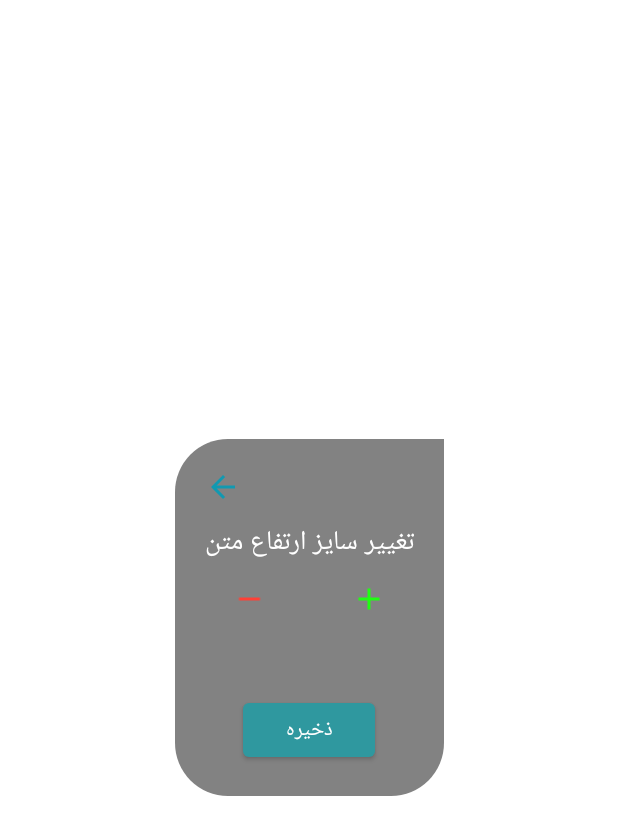
After one commit to sali1290/SherApp, an Android app: the layout height_size_text_fab.xml on its own in the app's theme, with its tools: preview values and no code run, on a phone screen of 412 x 824 dp. The commit adds this screen. Shown: the top 835 px of the screen. Run offline under Robolectric (Android 15) with nearby library versions, the phone set to English and light mode, and no system bars; Roboto replaces fonts that are not available here.

Commit message:
عباس لطفی نسب تغییر ارتفاع

```diff
--- /dev/null
+++ b/app/src/main/res/layout/height_size_text_fab.xml
@@ -0,0 +1,103 @@
+<?xml version="1.0" encoding="utf-8"?>
+<FrameLayout xmlns:android="http://schemas.android.com/apk/res/android"
+    xmlns:app="http://schemas.android.com/apk/res-auto"
+    xmlns:tools="http://schemas.android.com/tools"
+    android:layout_width="match_parent"
+    android:layout_height="match_parent"
+    android:layout_gravity="center"
+    android:background="#00FFFFFF">
+
+    <androidx.constraintlayout.widget.ConstraintLayout
+        android:layout_width="match_parent"
+        android:layout_height="wrap_content"
+        android:layout_gravity="center"
+        app:layout_constraintBottom_toBottomOf="parent"
+        app:layout_constraintEnd_toEndOf="parent"
+        app:layout_constraintStart_toStartOf="parent"
+        app:layout_constraintTop_toTopOf="parent"
+        tools:ignore="MissingConstraints">
+
+
+        <androidx.constraintlayout.widget.ConstraintLayout
+            android:id="@+id/constraintLayout5"
+            android:layout_width="wrap_content"
+            android:layout_height="0dp"
+            android:layout_weight="8.5"
+            android:background="@drawable/fab_style"
+            app:layout_constraintEnd_toEndOf="parent"
+            app:layout_constraintStart_toStartOf="parent"
+            app:layout_constraintTop_toTopOf="parent">
+
+
+            <LinearLayout
+                android:layout_width="match_parent"
+                android:layout_height="wrap_content"
+                android:orientation="vertical"
+                android:padding="20dp">
+
+                <ImageView
+                    android:id="@+id/image_back_dialog_height_size"
+                    android:layout_width="wrap_content"
+                    android:layout_height="wrap_content"
+                    android:layout_marginBottom="10dp"
+                    android:src="@drawable/ic_back" />
+
+                <TextView
+                    android:id="@+id/text_height_size_dialog"
+                    android:layout_width="wrap_content"
+                    android:layout_height="wrap_content"
+                    android:text="تغییر سایز ارتفاع متن"
+                    android:textColor="@color/white"
+                    android:textSize="18sp" />
+
+                <LinearLayout
+                    android:layout_width="match_parent"
+                    android:layout_height="wrap_content"
+                    android:layout_margin="10dp"
+                    android:layoutDirection="ltr"
+                    android:orientation="horizontal"
+                    android:weightSum="3">
+
+                    <ImageView
+                        android:id="@+id/image_minus_height_size_text"
+                        android:layout_width="0dp"
+                        android:layout_height="wrap_content"
+                        android:layout_weight="1"
+                        android:src="@drawable/ic_remove" />
+
+                    <TextView
+                        android:layout_marginBottom="20dp"
+                        android:id="@+id/text_number_height_size"
+                        android:layout_width="0dp"
+                        android:layout_height="wrap_content"
+                        android:layout_weight="1"
+                        android:gravity="center"
+                        android:textColor="@color/white"
+                        android:textSize="@dimen/_20sdp" />
+
+                    <ImageView
+                        android:id="@+id/image_plus_height_size_text"
+                        android:layout_width="0dp"
+                        android:layout_height="wrap_content"
+                        android:layout_weight="1"
+                        android:src="@drawable/ic_add" />
+
+                </LinearLayout>
+
+                <Button
+                    android:id="@+id/btn_save_dialog_height_size"
+                    android:layout_width="wrap_content"
+                    android:layout_height="wrap_content"
+                    android:layout_gravity="center"
+                    android:layout_marginTop="10dp"
+                    android:text="ذخیره" />
+
+            </LinearLayout>
+
+
+        </androidx.constraintlayout.widget.ConstraintLayout>
+
+
+    </androidx.constraintlayout.widget.ConstraintLayout>
+
+</FrameLayout>
--- a/app/src/main/res/layout/sub_mian_fab_layout.xml
+++ b/app/src/main/res/layout/sub_mian_fab_layout.xml
@@ -30,8 +30,8 @@
 
 
             <GridLayout
-                android:layout_width="wrap_content"
-                android:layout_height="wrap_content"
+                android:layout_width="match_parent"
+                android:layout_height="match_parent"
                 android:layout_marginStart="8dp"
                 android:layout_marginTop="8dp"
                 android:layout_marginEnd="8dp"
```
Also changed, not shown: app/src/main/java/ir/rahnama/sherapp/utiles/DialogFragment.kt (+70 -2 lines).
